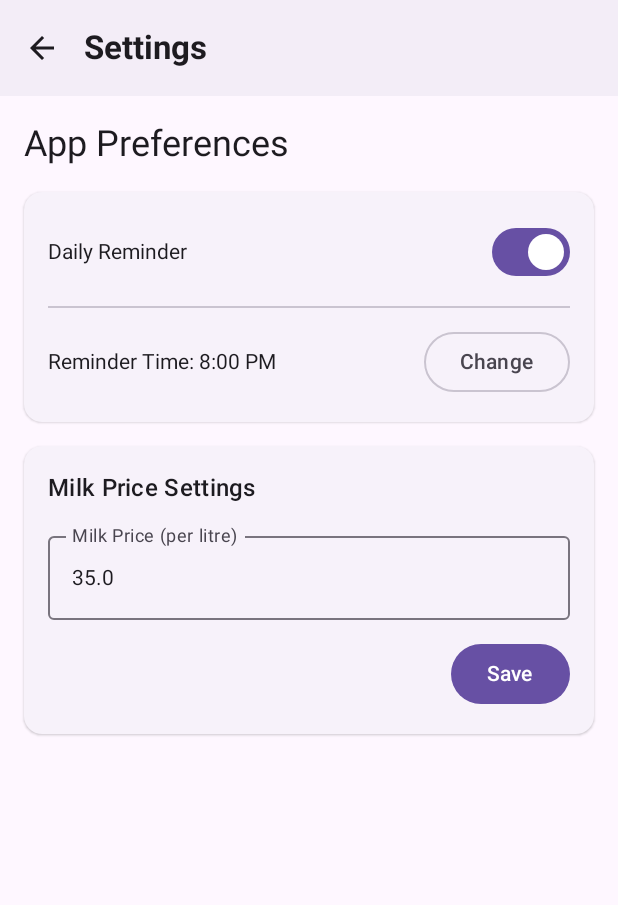
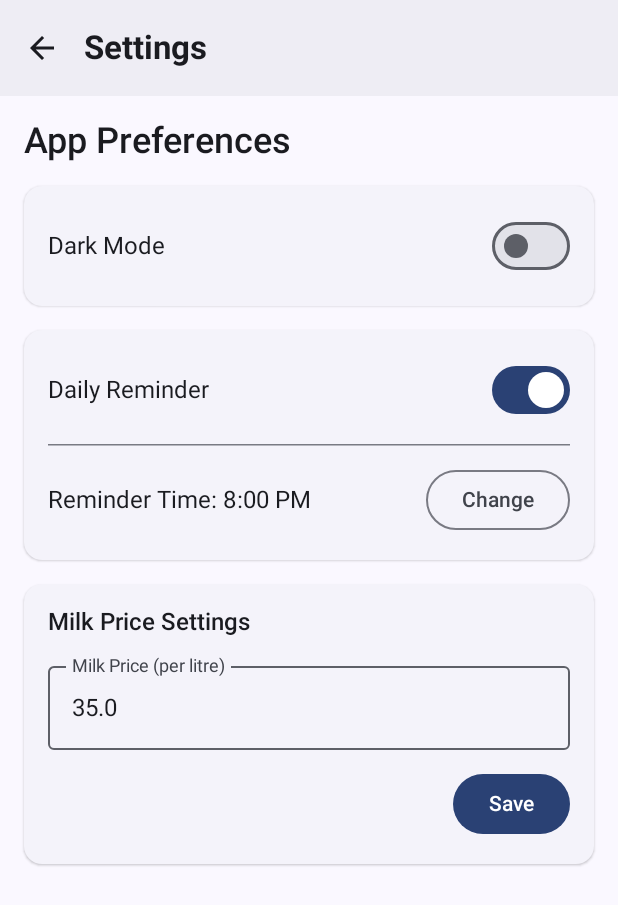
Before and after one commit to TheOwaisLone/Milk-Tracker, an Android app built with Jetpack Compose: the MainActivity screen opened directly, with no data from a screen before it, after a tap on "Settings", on a phone screen of 412 x 824 dp. Shown: the top 905 px of the screen. Run offline under Robolectric (Android 15) with nearby library versions, the phone set to English and light mode, and no system bars; our stand-ins replace Room's generated code.

Commit message:
Add dark mode support: Implement settings and UI toggle for dark mode

```diff
--- a/app/src/main/java/com/owais/milktracker/MainActivity.kt
+++ b/app/src/main/java/com/owais/milktracker/MainActivity.kt
@@ -13,22 +13,27 @@
 import androidx.activity.compose.setContent
 import androidx.activity.result.contract.ActivityResultContracts
 import androidx.annotation.RequiresApi
+import androidx.compose.runtime.LaunchedEffect
+import androidx.compose.runtime.collectAsState
+import androidx.compose.runtime.getValue
 import androidx.core.content.ContextCompat
 import androidx.core.net.toUri
 import androidx.lifecycle.lifecycleScope
-import androidx.navigation.compose.rememberNavController
+import androidx.lifecycle.viewmodel.compose.viewModel
 import androidx.navigation.compose.NavHost
 import androidx.navigation.compose.composable
+import androidx.navigation.compose.rememberNavController
 import com.owais.milktracker.alarm.MilkReminderReceiver
 import com.owais.milktracker.ui.calendar.CalendarScreen
 import com.owais.milktracker.ui.settings.SettingsScreen
+import com.owais.milktracker.ui.theme.MilkTrackerTheme
 import com.owais.milktracker.utils.NotificationUtils
 import com.owais.milktracker.utils.SettingsPreferences.cleanCorruptedMilkPrice
+import com.owais.milktracker.viewmodel.SettingsViewModel
+import com.owais.milktracker.viewmodel.SettingsViewModelFactory
 import kotlinx.coroutines.launch
 import java.time.LocalDateTime
 import java.time.ZoneId
-import androidx.compose.runtime.LaunchedEffect
-
 
 class MainActivity : ComponentActivity() {
 
@@ -44,21 +49,21 @@
         val openEntry = intent?.getBooleanExtra("open_entry_for_today", false) ?: false
 
         NotificationUtils.createNotificationChannel(this)
-        // PERMISSION REQUESTS MOVED FROM HERE
 
         setContent {
+            val viewModel: SettingsViewModel = viewModel(
+                factory = SettingsViewModelFactory(applicationContext)
+            )
+            val isDarkMode by viewModel.isDarkMode.collectAsState(initial = false)
             val navController = rememberNavController()
 
             // Defer permission requests until after initial composition attempt
             LaunchedEffect(Unit) {
-                // You can add a tiny delay here if you find it necessary,
-                // but try without it first:
-                // kotlinx.coroutines.delay(50)
-
                 requestNotificationPermission()
                 checkAndRequestExactAlarmPermission()
             }
 
+            MilkTrackerTheme(darkTheme = isDarkMode) {
                 NavHost(navController = navController, startDestination = "calendar") {
                     composable("calendar") {
                         CalendarScreen(
@@ -78,10 +83,7 @@
                 }
             }
         }
-
-    // Keep the rest of your MainActivity methods (scheduleExactAlarm, getNext8PMTimeInMillis,
-    // requestNotificationPermission, checkAndRequestExactAlarmPermission) as they were.
-    // These methods will now be called from the LaunchedEffect.
+    }
 
     @SuppressLint("ScheduleExactAlarm")
     @RequiresApi(Build.VERSION_CODES.O)
@@ -131,12 +133,11 @@
         if (Build.VERSION.SDK_INT >= Build.VERSION_CODES.S) {
             val alarmManager = getSystemService(AlarmManager::class.java)
             if (alarmManager.canScheduleExactAlarms()) {
-                // Check added to ensure scheduleExactAlarm is callable
                 scheduleExactAlarm()
             } else {
                 val intent = Intent(Settings.ACTION_REQUEST_SCHEDULE_EXACT_ALARM)
                 intent.data = "package:$packageName".toUri()
-                startActivity(intent) // This call might take the user out of the app
+                startActivity(intent)
             }
         } else {
             if (Build.VERSION.SDK_INT >= Build.VERSION_CODES.O) {
--- a/app/src/main/java/com/owais/milktracker/data/SettingsDataStore.kt
+++ b/app/src/main/java/com/owais/milktracker/data/SettingsDataStore.kt
@@ -1,17 +1,18 @@
 package com.owais.milktracker.data
 
 import android.content.Context
-import androidx.datastore.preferences.core.*
+import androidx.datastore.preferences.core.booleanPreferencesKey
+import androidx.datastore.preferences.core.edit
+import androidx.datastore.preferences.core.stringPreferencesKey
+import com.owais.milktracker.utils.dataStore
 import kotlinx.coroutines.flow.Flow
 import kotlinx.coroutines.flow.map
-import com.owais.milktracker.utils.dataStore
-
-
 
 object SettingsDataStore {
     private val REMINDER_ENABLED = booleanPreferencesKey("reminder_enabled")
     private val REMINDER_TIME = stringPreferencesKey("reminder_time")
     private val MILK_PRICE = stringPreferencesKey("milk_price")
+    private val DARK_MODE = booleanPreferencesKey("dark_mode")
 
     fun getReminderEnabled(context: Context): Flow<Boolean> =
         context.dataStore.data.map { it[REMINDER_ENABLED] ?: true }
@@ -21,6 +22,11 @@
 
     fun getMilkPrice(context: Context): Flow<String> =
         context.dataStore.data.map { it[MILK_PRICE] ?: "0.0" }
+
+    fun getDarkMode(context: Context): Flow<Boolean> =
+        context.dataStore.data.map { preferences ->
+            preferences[DARK_MODE] ?: false // Default is false
+        }
 
     suspend fun setReminderEnabled(context: Context, enabled: Boolean) {
         context.dataStore.edit { it[REMINDER_ENABLED] = enabled }
@@ -33,4 +39,8 @@
     suspend fun setMilkPrice(context: Context, price: String) {
         context.dataStore.edit { it[MILK_PRICE] = price }
     }
+
+    suspend fun setDarkMode(context: Context, isDarkMode: Boolean) {
+        context.dataStore.edit { it[DARK_MODE] = isDarkMode }
+    }
 }
--- a/app/src/main/java/com/owais/milktracker/ui/settings/SettingsScreen.kt
+++ b/app/src/main/java/com/owais/milktracker/ui/settings/SettingsScreen.kt
@@ -3,11 +3,38 @@
 import android.app.TimePickerDialog
 import android.content.Context
 import android.widget.TimePicker
-import androidx.compose.foundation.layout.*
+import androidx.compose.foundation.layout.Arrangement
+import androidx.compose.foundation.layout.Column
+import androidx.compose.foundation.layout.Row
+import androidx.compose.foundation.layout.fillMaxSize
+import androidx.compose.foundation.layout.fillMaxWidth
+import androidx.compose.foundation.layout.padding
 import androidx.compose.material.icons.Icons
 import androidx.compose.material.icons.automirrored.filled.ArrowBack
-import androidx.compose.material3.*
-import androidx.compose.runtime.*
+import androidx.compose.material3.Button
+import androidx.compose.material3.ElevatedCard
+import androidx.compose.material3.ExperimentalMaterial3Api
+import androidx.compose.material3.HorizontalDivider
+import androidx.compose.material3.Icon
+import androidx.compose.material3.IconButton
+import androidx.compose.material3.MaterialTheme
+import androidx.compose.material3.OutlinedButton
+import androidx.compose.material3.OutlinedTextField
+import androidx.compose.material3.Scaffold
+import androidx.compose.material3.SnackbarHost
+import androidx.compose.material3.SnackbarHostState
+import androidx.compose.material3.Switch
+import androidx.compose.material3.Text
+import androidx.compose.material3.TopAppBar
+import androidx.compose.material3.TopAppBarDefaults
+import androidx.compose.runtime.Composable
+import androidx.compose.runtime.LaunchedEffect
+import androidx.compose.runtime.collectAsState
+import androidx.compose.runtime.getValue
+import androidx.compose.runtime.mutableStateOf
+import androidx.compose.runtime.remember
+import androidx.compose.runtime.rememberCoroutineScope
+import androidx.compose.runtime.setValue
 import androidx.compose.ui.Alignment
 import androidx.compose.ui.Modifier
 import androidx.compose.ui.platform.LocalContext
@@ -20,7 +47,7 @@
 import com.owais.milktracker.viewmodel.SettingsViewModel
 import com.owais.milktracker.viewmodel.SettingsViewModelFactory
 import kotlinx.coroutines.launch
-import java.util.*
+import java.util.Calendar
 
 @OptIn(ExperimentalMaterial3Api::class)
 @Composable
@@ -33,6 +60,7 @@
     val hour by viewModel.reminderHour.collectAsState(initial = 20)
     val minute by viewModel.reminderMinute.collectAsState(initial = 0)
     val milkPrice by viewModel.milkPrice.collectAsState()
+    val isDarkMode by viewModel.isDarkMode.collectAsState(initial = false)
 
     var isReminderOn by remember { mutableStateOf(reminderEnabled) }
     var reminderTime by remember { mutableStateOf("") }
@@ -73,6 +101,27 @@
         ) {
             Text("App Preferences", style = MaterialTheme.typography.headlineSmall)
 
+            // Section: Dark Mode Toggle
+            ElevatedCard(modifier = Modifier.fillMaxWidth()) {
+                Row(
+                    modifier = Modifier.padding(16.dp),
+                    verticalAlignment = Alignment.CenterVertically
+                ) {
+                    Text("Dark Mode", modifier = Modifier.weight(1f))
+                    Switch(
+                        checked = isDarkMode,
+                        onCheckedChange = { isDark ->
+                            scope.launch {
+                                viewModel.updateDarkMode(isDark)
+                                snackbarHostState.showSnackbar(
+                                    if (isDark) "Dark mode enabled" else "Dark mode disabled"
+                                )
+                            }
+                        }
+                    )
+                }
+            }
+
             // Section: Reminder Settings
             ElevatedCard(modifier = Modifier.fillMaxWidth()) {
                 Column(
@@ -104,7 +153,7 @@
                         )
                     }
 
-                    Divider()
+                    HorizontalDivider()
 
                     Row(
                         verticalAlignment = Alignment.CenterVertically
--- a/app/src/main/java/com/owais/milktracker/viewmodel/SettingsViewModel.kt
+++ b/app/src/main/java/com/owais/milktracker/viewmodel/SettingsViewModel.kt
@@ -3,8 +3,12 @@
 import android.content.Context
 import androidx.lifecycle.ViewModel
 import androidx.lifecycle.viewModelScope
+import com.owais.milktracker.data.SettingsDataStore
 import com.owais.milktracker.utils.SettingsPreferences
-import kotlinx.coroutines.flow.*
+import kotlinx.coroutines.flow.SharingStarted
+import kotlinx.coroutines.flow.StateFlow
+import kotlinx.coroutines.flow.map
+import kotlinx.coroutines.flow.stateIn
 import kotlinx.coroutines.launch
 
 class SettingsViewModel(private val context: Context) : ViewModel() {
@@ -19,6 +23,10 @@
     val milkPrice: StateFlow<Float> = SettingsPreferences.getMilkPrice(context)
         .stateIn(viewModelScope, SharingStarted.Eagerly, 35.0f)
 
+    // Expose dark mode state
+    val isDarkMode: StateFlow<Boolean> = SettingsDataStore.getDarkMode(context)
+        .stateIn(viewModelScope, SharingStarted.Eagerly, false)
+
     fun updateReminder(enabled: Boolean, hour: Int, minute: Int) {
         viewModelScope.launch {
             SettingsPreferences.saveReminder(context, enabled, hour, minute)
@@ -30,4 +38,10 @@
             SettingsPreferences.saveMilkPrice(context, price)
         }
     }
+
+    fun updateDarkMode(isDarkMode: Boolean) {
+        viewModelScope.launch {
+            SettingsDataStore.setDarkMode(context, isDarkMode)
+        }
+    }
 }
```
Also changed, not shown: app/src/main/java/com/owais/milktracker/SplashActivity.kt (+25 -5 lines), app/src/main/java/com/owais/milktracker/ui/theme/Theme.kt (line endings or trailing spaces), app/src/main/java/com/owais/milktracker/viewmodel/SettingsViewModelFactory.kt (line endings or trailing spaces). Lines whose indentation alone changed are shown as unchanged.
